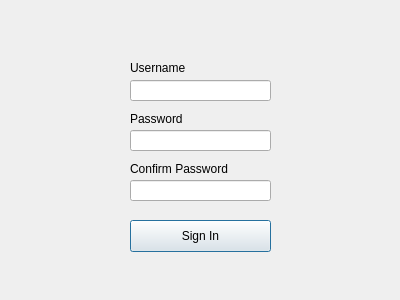
The window that client/signup.ui (SimoneDutto/CollaborativeEditor) describes before a commit, drawn with Qt 5.
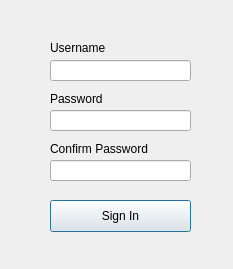
The same window after the commit.

The edit to the form file:
```diff
--- a/client/signup.ui
+++ b/client/signup.ui
@@ -6,8 +6,8 @@
    <rect>
     <x>0</x>
     <y>0</y>
-    <width>400</width>
-    <height>300</height>
+    <width>233</width>
+    <height>269</height>
    </rect>
   </property>
   <property name="windowTitle">
@@ -16,8 +16,8 @@
   <widget class="QWidget" name="formLayoutWidget_2">
    <property name="geometry">
     <rect>
-     <x>130</x>
-     <y>60</y>
+     <x>50</x>
+     <y>40</y>
      <width>72</width>
      <height>18</height>
     </rect>
@@ -27,8 +27,8 @@
   <widget class="QWidget" name="formLayoutWidget_3">
    <property name="geometry">
     <rect>
-     <x>130</x>
-     <y>110</y>
+     <x>50</x>
+     <y>90</y>
      <width>60</width>
      <height>18</height>
     </rect>
@@ -46,8 +46,8 @@
   <widget class="QWidget" name="formLayoutWidget_4">
    <property name="geometry">
     <rect>
-     <x>130</x>
-     <y>160</y>
+     <x>50</x>
+     <y>140</y>
      <width>112</width>
      <height>18</height>
     </rect>
@@ -65,8 +65,8 @@
   <widget class="QPushButton" name="pushButton">
    <property name="geometry">
     <rect>
-     <x>130</x>
-     <y>220</y>
+     <x>50</x>
+     <y>200</y>
      <width>141</width>
      <height>32</height>
     </rect>
@@ -78,8 +78,8 @@
   <widget class="QLineEdit" name="lineEdit">
    <property name="geometry">
     <rect>
-     <x>130</x>
-     <y>80</y>
+     <x>50</x>
+     <y>60</y>
      <width>141</width>
      <height>21</height>
     </rect>
@@ -88,8 +88,8 @@
   <widget class="QLineEdit" name="lineEdit_2">
    <property name="geometry">
     <rect>
-     <x>130</x>
-     <y>130</y>
+     <x>50</x>
+     <y>110</y>
      <width>141</width>
      <height>21</height>
     </rect>
@@ -107,8 +107,8 @@
   <widget class="QLineEdit" name="lineEdit_3">
    <property name="geometry">
     <rect>
-     <x>130</x>
-     <y>180</y>
+     <x>50</x>
+     <y>160</y>
      <width>141</width>
      <height>21</height>
     </rect>
@@ -123,8 +123,8 @@
   <widget class="QLabel" name="label_5">
    <property name="geometry">
     <rect>
-     <x>130</x>
-     <y>60</y>
+     <x>50</x>
+     <y>40</y>
      <width>71</width>
      <height>16</height>
     </rect>
```
